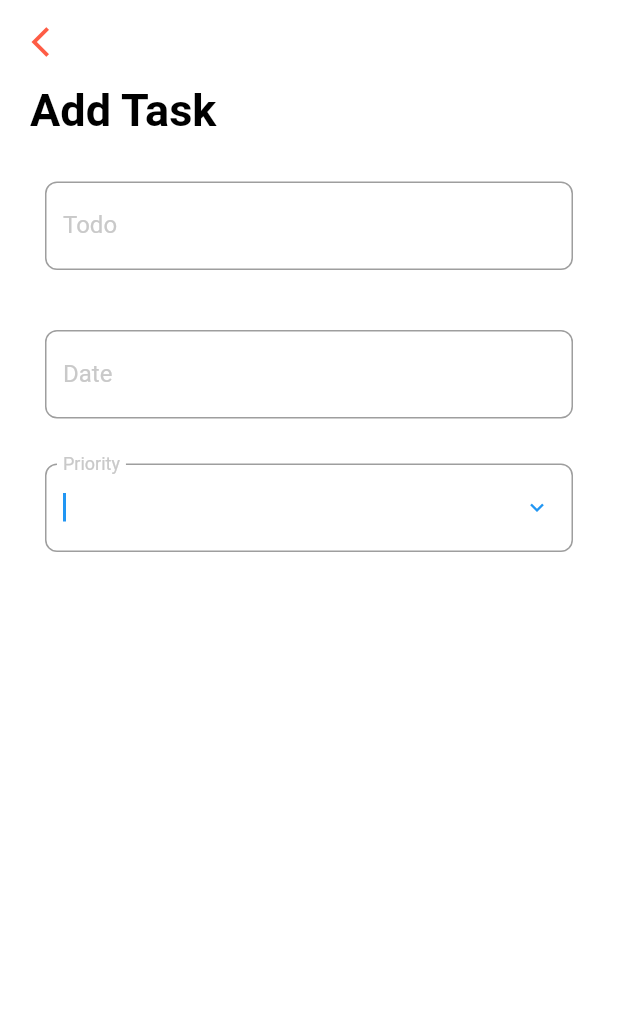
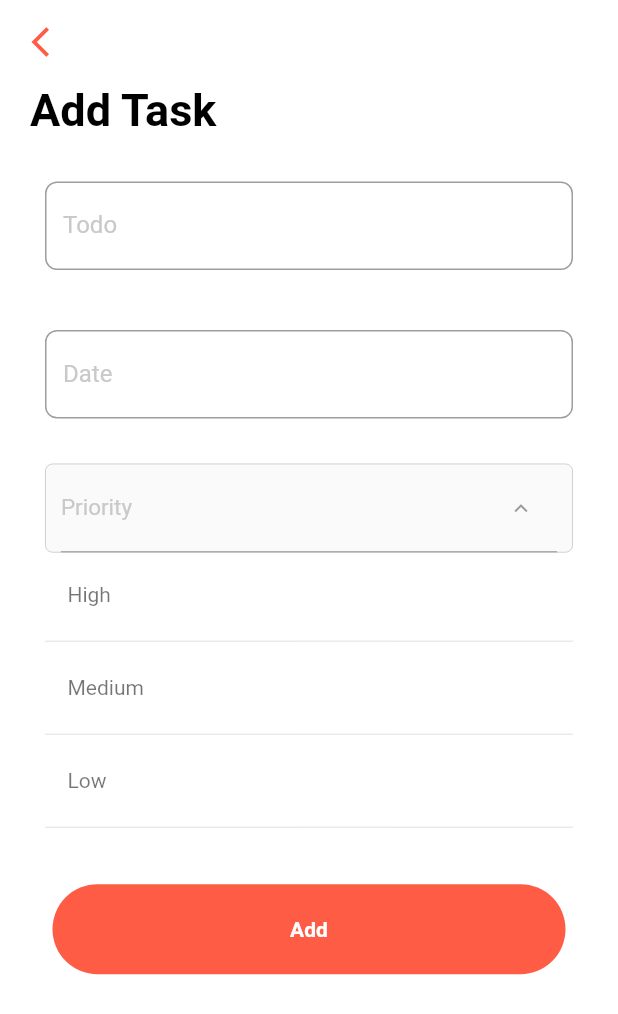
Before and after one commit to AfruSadia/To-Do-App, a Flutter app: the screen it shows after launch, after a tap on "Priority", on a phone screen of 412 x 824 dp. Shown: the top 1014 px of the screen. Run offline on Flutter 3.47's test engine with Material 2 defaults, Android fonts, the phone set to English and light mode, and no system bars.

Commit message:
second commit

```diff
--- a/lib/screens/addtask_screen.dart
+++ b/lib/screens/addtask_screen.dart
@@ -80,6 +80,13 @@ class _AddTaskState extends State<AddTask> {
                 height: 20,
               ),
               DropDown(),
+              const SizedBox(
+                height: 30,
+              ),
+              Button(
+                color: KColor.k_bg,
+                button: 'Add',
+              )
             ],
           ),
         ),
--- a/lib/screens/components/k_dropdownformfield.dart
+++ b/lib/screens/components/k_dropdownformfield.dart
@@ -32,25 +32,28 @@ class _DropDownState extends State<DropDown> {
                   }
                 });
               },
+              child: Container(
+                padding: EdgeInsets.only(left: 10, right: 10),
+                decoration: BoxDecoration(
+                    color: Colors.grey.withOpacity(0.05),
+                    borderRadius: BorderRadius.circular(5),
+                    border: Border.all(
+                        width: 0.6, color: Colors.grey.withOpacity(0.5))),
                 child: TextFormField(
-                enabled: true,
                   controller: categoryController,
+                  enabled: false,
                   decoration: InputDecoration(
                       labelText: "Priority",
-                    labelStyle: TextStyle(color: KColor.k_brderOutline),
-                    border: OutlineInputBorder(
-                      borderSide:
-                          const BorderSide(width: 2, color: Colors.grey),
-                      borderRadius: BorderRadius.circular(8),
-                    ),
-                    focusedBorder: OutlineInputBorder(
-                      borderSide: const BorderSide(color: Colors.grey),
-                      borderRadius: BorderRadius.circular(8),
-                    ),
+                      labelStyle:
+                          TextStyle(fontSize: 15, color: KColor.k_brderOutline),
+                      // focusedBorder: OutlineInputBorder(
+                      //   borderSide: const BorderSide(color: Colors.grey),
+                      // ),
                       suffixIcon: Icon(
                         showDropdown ? Icons.expand_less : Icons.expand_more,
                         size: 18,
                       )),
+                ),
               ),
             ),
             showDropdown
@@ -78,6 +81,7 @@ class _DropDownState extends State<DropDown> {
                                       style: TextStyle(color: Colors.black54),
                                     ),
                                   ),
+                                  Divider()
                                 ],
                               ),
                             ),
```
Lines whose indentation alone changed are shown as unchanged.
